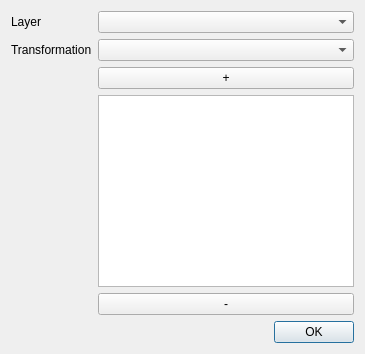
Above: speckle/automation/mapping_send.ui from specklesystems/speckle-qgis before the change. Below: the same form after it.
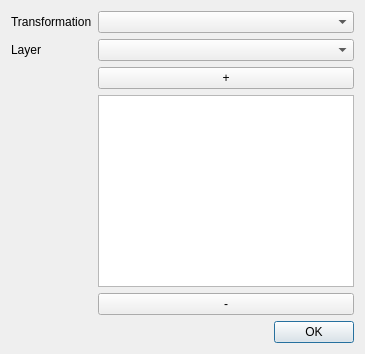
That is the form after the change.

Commit message: filter transform layer list by available layer type

What changed in the file:
```diff
--- a/speckle/automation/mapping_send.ui
+++ b/speckle/automation/mapping_send.ui
@@ -29,7 +29,7 @@
             <item>
                 <layout class="QFormLayout" name="search_form">
                 
-                    <item row="0" column="0">
+                    <item row="1" column="0">
                         <widget class="QLabel" name="accounts_label">
                             <property name="text">
                             <string>Layer</string>
@@ -37,7 +37,7 @@
                         </widget>
                     </item>
 
-                    <item row="1" column="0">
+                    <item row="0" column="0">
                         <widget class="QLabel" name="name_label">
                             <property name="text">
                             <string>Transformation</string>
@@ -45,11 +45,11 @@
                         </widget>
                     </item>
 
-                    <item row="0" column="1">
-                        <widget class="QComboBox" name="layerDropdown"/>
-                    </item>
-
                     <item row="1" column="1">
+                        <widget class="QComboBox" name="layerDropdown"/>
+                    </item>
+
+                    <item row="0" column="1">
                         <widget class="QComboBox" name="transformDropdown"/>
                     </item>
 
```
The commit also changes 2 other files.
